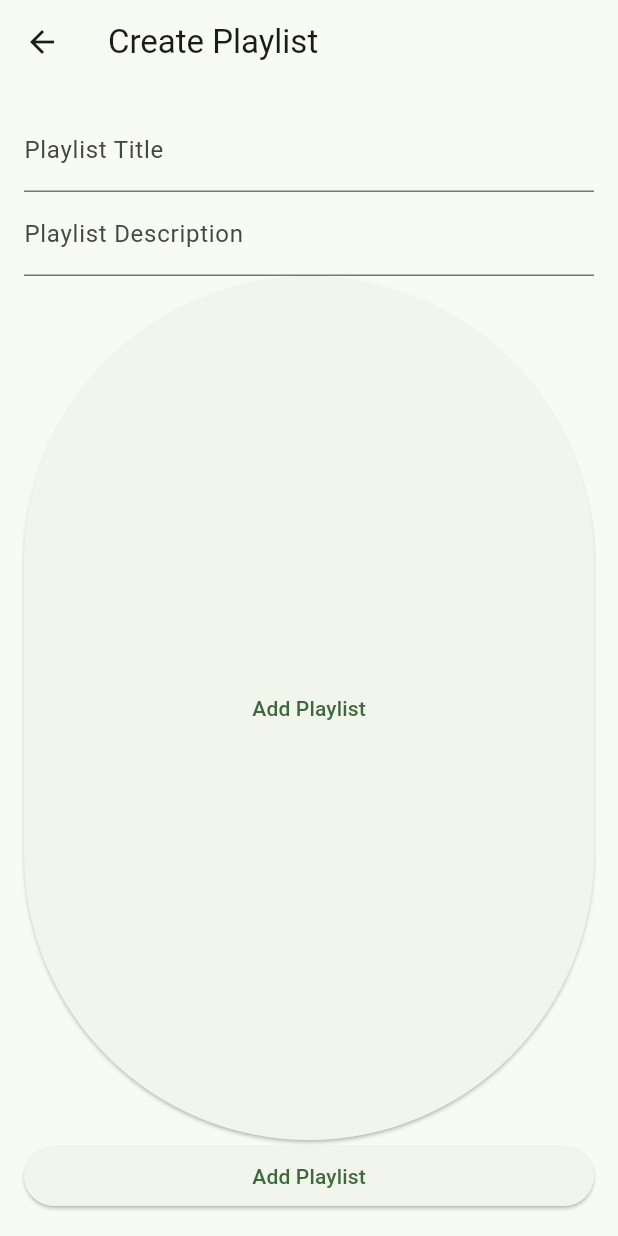
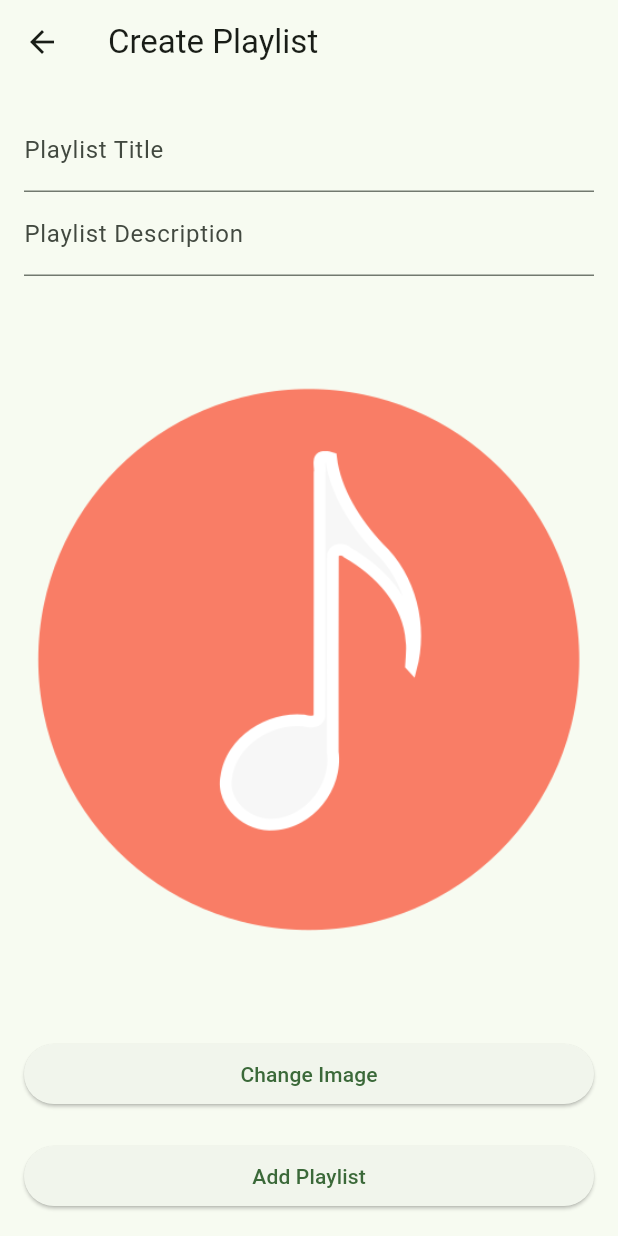
Before and after one commit to praveenkrishna03/spotify_alternative, a Flutter app: the Create_Playlist screen opened directly, after a tap on "Add Playlist", on a phone screen of 412 x 824 dp. Run offline on Flutter 3.47's test engine with Material 2 defaults, Android fonts, the phone set to English and light mode, and no system bars; our stand-ins replace hive, hive_flutter; accounts and stored records are empty.

Commit message:
new file:   personal_music_player/images/audio_default.png 	modified:   personal_music_player/lib/create_playlist.dart 	modified:   personal_music_player/lib/main.dart 	modified:   personal_music_player/lib/model/PlaylistModel.dart 	modified:   personal_music_player/lib/model/PlaylistModel.g.dart 	modified:   personal_music_player/pubspec.yaml

```diff
--- a/personal_music_player/lib/create_playlist.dart
+++ b/personal_music_player/lib/create_playlist.dart
@@ -1,4 +1,8 @@
 import 'package:flutter/material.dart';
+import 'package:hive/hive.dart';
+import 'package:hive_flutter/hive_flutter.dart';
+
+import 'model/PlaylistModel.dart';
 
 class Create_Playlist extends StatefulWidget {
   @override
@@ -6,6 +10,16 @@ class Create_Playlist extends StatefulWidget {
 }
 
 class Create_Playlist_State extends State<Create_Playlist> {
+  Box<PlaylistModel>? dataBox;
+  PlaylistModel? currUser;
+  void initState() {
+    super.initState();
+    Hive.initFlutter();
+    dataBox = Hive.box<PlaylistModel>("playlistBox");
+    currUser = dataBox?.get(1);
+  }
+  //final playlistBox = Hive.box<PlaylistModel>('playlistBox');
+
   @override
   Widget build(BuildContext context) {
     return Scaffold(
@@ -29,12 +43,7 @@ class Create_Playlist_State extends State<Create_Playlist> {
             ),
 
             Expanded(
-              child: ElevatedButton(
-                onPressed: () {
-                  // You can use a dialog or a separate screen to add songs
-                },
-                child: Text('Add Playlist'),
-              ),
+              child: Image.asset('images/audio_default.png'),
             ),
             // Image selection option (You can use ImagePicker for this)
             // Replace this with an actual image selection widget
@@ -54,10 +63,40 @@ class Create_Playlist_State extends State<Create_Playlist> {
             ),
             */
 
+            ElevatedButton(
+              onPressed: () {
+                //final playlistBox = Hive.box<PlaylistModel>('playlistBox');
+                //final retrievedPlaylist = playlistModel!.get(0);
+                // Change the index to access a specific playlist
+                //dataBox = Hive.box<PlaylistModel>("playlistBox");
+                //currUser = dataBox?.get(0);
+                if (currUser != null) {
+                  // Print the details of the retrieved playlist
+                  print("Retrieved playlist name: ${currUser?.playlistName}");
+                  //print("Retrieved playlist songs: ${retrievedPlaylist.songs}");
+                  //print("Retrieved playlist image: ${retrievedPlaylist.image}");
+                } else {
+                  print(
+                      "Playlist not found"); // If the playlist at the specified index doesn't exist
+                }
+              },
+              child: Text('Change Image'),
+            ),
+
+            SizedBox(height: 20),
+
             // Add Song button
 
             ElevatedButton(
               onPressed: () {
+                final myPlaylist = PlaylistModel(
+                  playlistName: 'My Playlist',
+                  songs: ['Song 1', 'Song 2', 'Song 3'],
+                  image:
+                      '/path/to/playlist_image.png', // Replace with your actual image path
+                );
+                print("done");
+
                 // You can use a dialog or a separate screen to add songs
               },
               child: Text('Add Playlist'),
--- a/personal_music_player/lib/main.dart
+++ b/personal_music_player/lib/main.dart
@@ -44,7 +44,12 @@ class _MyHomePageState extends State<MyHomePage> {
       appBar: AppBar(
         backgroundColor: Theme.of(context).colorScheme.inversePrimary,
         title: Text(widget.title),
+        actions: [
+          // Add Hive DevTools to your app
+          //HiveDevTools(), // Add this line
+        ],
       ),
+
       body: Center(
         child: Text(
           'You have pushed the button this many times:',
--- a/personal_music_player/lib/model/PlaylistModel.dart
+++ b/personal_music_player/lib/model/PlaylistModel.dart
@@ -5,11 +5,15 @@ part 'PlaylistModel.g.dart';
 @HiveType(typeId: 0)
 class PlaylistModel extends HiveObject {
   @HiveField(0)
-  late String title; // Song title
+  String playlistName; // Name of the playlist
 
   @HiveField(1)
-  late String movieName; // Movie name
+  List<String> songs; // List of songs
 
   @HiveField(2)
-  late String path; // Song path
+  String
+      image; // Path to playlist image (you can store the image path as a String)
+
+  PlaylistModel(
+      {required this.playlistName, required this.songs, required this.image});
 }
--- a/personal_music_player/pubspec.yaml
+++ b/personal_music_player/pubspec.yaml
@@ -50,6 +50,7 @@ dev_dependencies:
   flutter_lints: ^2.0.0
   hive_generator: ^2.0.1
   build_runner: ^2.4.6
+  #hive_devtools: ^4.1.0
 
 # For information on the generic Dart part of this file, see the
 # following page: https://dart.dev/tools/pub/pubspec
@@ -68,9 +69,8 @@ flutter:
   uses-material-design: true
 
   # To add assets to your application, add an assets section, like this:
-  # assets:
-  #   - images/a_dot_burr.jpeg
-  #   - images/a_dot_ham.jpeg
+  assets:
+    - images/
 
   # An image asset can refer to one or more resolution-specific "variants", see
   # https://flutter.dev/assets-and-images/#resolution-aware
```
Also changed, not shown: personal_music_player/images/audio_default.png (added), personal_music_player/lib/model/PlaylistModel.g.dart.
